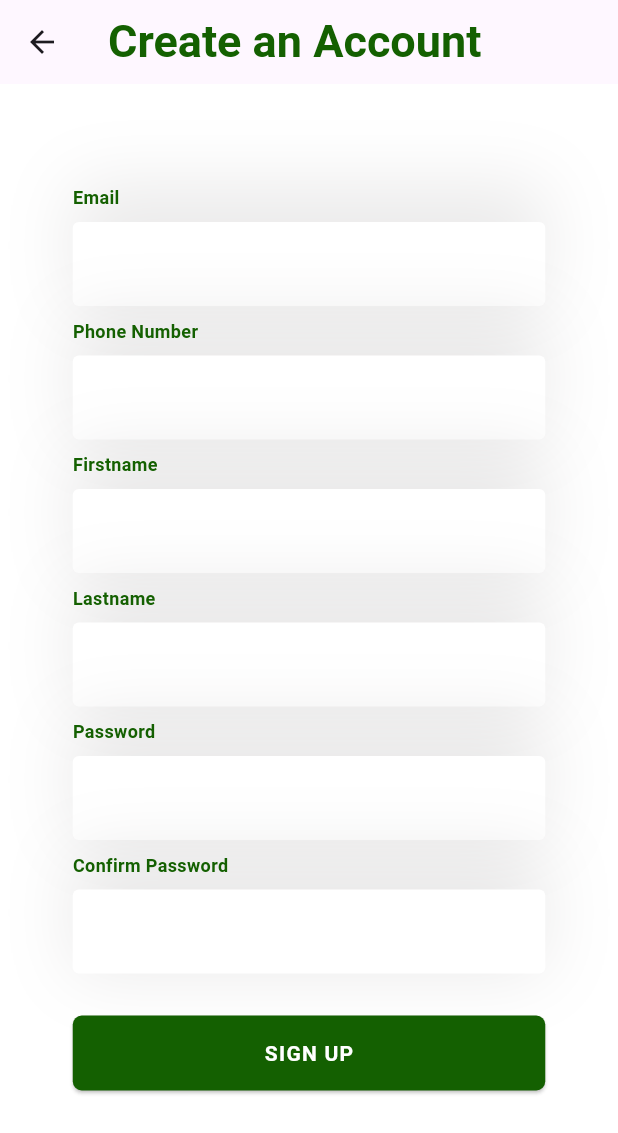
After one commit to rittbpt/footballder, a Flutter app: the screen it shows after launch, after a tap on an icon or button, on a phone screen of 412 x 824 dp. The commit adds this screen. Shown: the top 1133 px of the screen. Run offline on Flutter 3.47's test engine with Material 3 defaults, Android fonts, the phone set to English and light mode, and no system bars; our stand-ins replace bloc, equatable, flutter_bloc; missing offline and left inert: flutter_line_sdk; network calls fail; Roboto replaces fonts that are missing (DM Sans-Bold).

Commit message:
signup page

```diff
--- a/flutter_application_1/lib/src/pages/login/login.dart
+++ b/flutter_application_1/lib/src/pages/login/login.dart
@@ -1,6 +1,7 @@
 import 'package:flutter/material.dart';
 import 'package:flutter_application_1/src/pages/buttonStyle.dart';
 import 'package:flutter_application_1/src/pages/home/Home.dart';
+import 'package:flutter_application_1/src/pages/login/signup.dart';
 import 'package:flutter_line_sdk/flutter_line_sdk.dart';
 import 'package:flutter/services.dart';
 
@@ -35,6 +36,7 @@ class _LoginPageState extends State<LoginPage> {
     return Scaffold(
       body: Column(
         children: [
+          SizedBox(height: 100),
           Container(
             margin: EdgeInsets.only(top: 60),
             width: 70,
@@ -237,6 +239,26 @@ class _LoginPageState extends State<LoginPage> {
                                 ),
                               ),
                             ),
+                            Container(
+                            margin: EdgeInsets.only(bottom: 8),
+                            child: GestureDetector(
+                            onTap: () {
+                              // Navigate to the sign-up page
+                              Navigator.push(
+                                context,
+                                MaterialPageRoute(builder: (context) => SignUpPage()), // Replace SignUpPage with the actual page you want to navigate to
+                              );
+                            },
+                              child: const Text(
+                                "You don't have an account yet?  Sign up",
+                                style: TextStyle(
+                                  fontSize: 12,
+                                  color: Color(0xFF146001),
+                                  fontWeight: FontWeight.bold,
+                                ),
+                              ),
+                            ),
+                           ),
                           ],
                         ),
                       )
--- /dev/null
+++ b/flutter_application_1/lib/src/pages/login/signup.dart
@@ -0,0 +1,213 @@
+import 'package:flutter/material.dart';
+import 'package:http/http.dart' as http;
+
+class SignUpPage extends StatefulWidget {
+  @override
+  _SignUpPageState createState() => _SignUpPageState();
+}
+
+class _SignUpPageState extends State<SignUpPage> {
+  TextEditingController emailController = TextEditingController();
+  TextEditingController phoneNumberController = TextEditingController();
+  TextEditingController firstNameController = TextEditingController();
+  TextEditingController lastNameController = TextEditingController();
+  TextEditingController passwordController = TextEditingController();
+  TextEditingController confirmPasswordController = TextEditingController();
+
+  @override
+  Widget build(BuildContext context) {
+    return Scaffold(
+      appBar: AppBar(
+        automaticallyImplyLeading: true,
+        title: Text(
+          'Create an Account',
+          style: TextStyle(
+            color: Color(0xFF146001),
+            fontFamily: 'DM Sans-Bold',
+            fontSize: 30,
+            fontWeight: FontWeight.bold,
+          ),
+        ),
+      ),
+      backgroundColor: Colors.white,
+      body: Center(
+        child: Container(
+          margin: EdgeInsets.only(bottom: 30),
+          width: 375,
+          height: 812,
+          padding: EdgeInsets.symmetric(horizontal: 30),
+          child: Column(
+            mainAxisAlignment: MainAxisAlignment.center,
+            crossAxisAlignment: CrossAxisAlignment.start,
+            children: [
+              buildTextField('Email', emailController),
+              buildTextField('Phone Number', phoneNumberController),
+              buildTextField('Firstname', firstNameController),
+              buildTextField('Lastname', lastNameController),
+              buildPasswordTextField('Password', passwordController),
+              buildPasswordTextField(
+                  'Confirm Password', confirmPasswordController),
+              SizedBox(height: 20),
+              buildSignUpButton(),
+            ],
+          ),
+        ),
+      ),
+    );
+  }
+
+  Widget buildTextField(String label, TextEditingController controller) {
+    return Container(
+      decoration: BoxDecoration(boxShadow: [
+        BoxShadow(
+          color: Color(0xff1D1617).withOpacity(0.09),
+          blurRadius: 40,
+          spreadRadius: 0.0,
+        ),
+      ]),
+      margin: EdgeInsets.only(bottom: 8),
+      child: Column(
+        crossAxisAlignment: CrossAxisAlignment.start,
+        children: [
+          Text(
+            label,
+            style: TextStyle(
+              color: Color(0xFF146001),
+              fontFamily: 'DM Sans-Bold',
+              fontSize: 12,
+              fontWeight: FontWeight.bold,
+            ),
+          ),
+          SizedBox(height: 8),
+          TextField(
+            controller: controller,
+            decoration: InputDecoration(
+              filled: true,
+              fillColor: Colors.white,
+              border: OutlineInputBorder(
+                borderSide: BorderSide.none,
+              ),
+            ),
+          ),
+        ],
+      ),
+    );
+  }
+
+  Widget buildPasswordTextField(
+      String label, TextEditingController controller) {
+    return Container(
+      decoration: BoxDecoration(boxShadow: [
+        BoxShadow(
+          color: Color(0xff1D1617).withOpacity(0.09),
+          blurRadius: 40,
+          spreadRadius: 0.0,
+        ),
+      ]),
+      margin: EdgeInsets.only(bottom: 8),
+      child: Column(
+        crossAxisAlignment: CrossAxisAlignment.start,
+        children: [
+          Text(
+            label,
+            style: TextStyle(
+              color: Color(0xFF146001),
+              fontFamily: 'DM Sans-Bold',
+              fontSize: 12,
+              fontWeight: FontWeight.bold,
+            ),
+          ),
+          SizedBox(height: 8),
+          TextField(
+            controller: controller,
+            obscureText: true,
+            decoration: InputDecoration(
+              filled: true,
+              fillColor: Colors.white,
+              border: OutlineInputBorder(
+                borderSide: BorderSide.none,
+              ),
+            ),
+          ),
+        ],
+      ),
+    );
+  }
+
+  Widget buildSignUpButton() {
+    return Container(
+      width: double.infinity,
+      height: 50,
+      child: ElevatedButton(
+        onPressed: () {
+          // Perform sign-up action and check if passwords match
+          if (passwordController.text == confirmPasswordController.text) {
+            signUp();
+          } else {
+            // Handle password mismatch
+            showDialog(
+              context: context,
+              builder: (BuildContext context) {
+                return AlertDialog(
+                  title: Text('Error'),
+                  content: Text('Passwords do not match.'),
+                  actions: [
+                    TextButton(
+                      onPressed: () {
+                        Navigator.of(context).pop();
+                      },
+                      child: Text('OK'),
+                    ),
+                  ],
+                );
+              },
+            );
+          }
+        },
+        style: ElevatedButton.styleFrom(
+          primary: Color(0xFF146001),
+          shape: RoundedRectangleBorder(
+            borderRadius: BorderRadius.circular(6),
+          ),
+        ),
+        child: Text(
+          'SIGN UP',
+          style: TextStyle(
+            color: Colors.white,
+            fontFamily: 'DM Sans-Bold',
+            fontSize: 14,
+            fontWeight: FontWeight.bold,
+            letterSpacing: 0.84,
+          ),
+        ),
+      ),
+    );
+  }
+
+  void signUp() async {
+    String email = emailController.text;
+    String phoneNumber = phoneNumberController.text;
+    String firstName = firstNameController.text;
+    String lastName = lastNameController.text;
+    String password = passwordController.text;
+
+    String apiUrl = 'http://localhost:3099/Login';
+
+    Map<String, dynamic> requestBody = {
+      'email': email,
+      'phoneNumber': phoneNumber,
+      'firstName': firstName,
+      'lastName' : lastName,
+      'password': password,
+    };
+
+    try {
+      var response = await http.post(Uri.parse(apiUrl), body: requestBody);
+      // Handle the API response
+      print('API Response: ${response.statusCode} ${response.body}');
+    } catch (error) {
+      // Handle errors
+      print('Error: $error');
+    }
+  }
+}
--- a/flutter_application_1/pubspec.yaml
+++ b/flutter_application_1/pubspec.yaml
@@ -30,6 +30,7 @@ environment:
 dependencies:
   flutter:
     sdk: flutter
+  http:
 
 
   # The following adds the Cupertino Icons font to your application.
```
Also changed, not shown: flutter_application_1/pubspec.lock.
